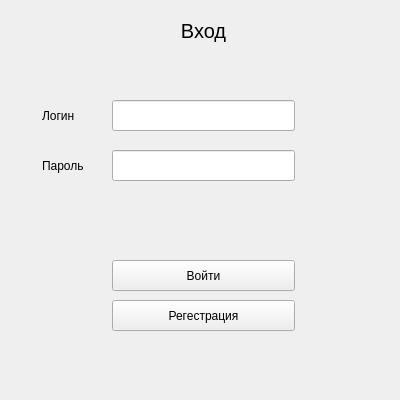
First picture: the form in qt_ui/login.ui, repository koalmsk/flowerProject, before the edit.
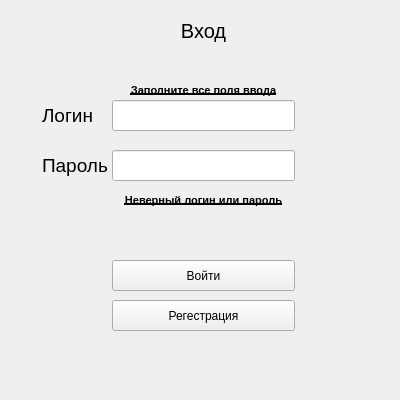
Second picture: the form after the edit.

The edit to the form file:
```diff
--- a/qt_ui/login.ui
+++ b/qt_ui/login.ui
@@ -53,6 +53,11 @@
      <height>31</height>
     </rect>
    </property>
+   <property name="font">
+    <font>
+     <pointsize>14</pointsize>
+    </font>
+   </property>
    <property name="text">
     <string>Пароль</string>
    </property>
@@ -108,6 +113,11 @@
      <height>31</height>
     </rect>
    </property>
+   <property name="font">
+    <font>
+     <pointsize>14</pointsize>
+    </font>
+   </property>
    <property name="text">
     <string>Логин</string>
    </property>
@@ -133,6 +143,54 @@
     <set>Qt::AlignCenter</set>
    </property>
   </widget>
+  <widget class="QLabel" name="wrong_login_or_passsword">
+   <property name="geometry">
+    <rect>
+     <x>28</x>
+     <y>190</y>
+     <width>351</width>
+     <height>20</height>
+    </rect>
+   </property>
+   <property name="font">
+    <font>
+     <pointsize>8</pointsize>
+     <weight>75</weight>
+     <bold>true</bold>
+     <underline>true</underline>
+    </font>
+   </property>
+   <property name="text">
+    <string>Неверный логин или пароль</string>
+   </property>
+   <property name="alignment">
+    <set>Qt::AlignCenter</set>
+   </property>
+  </widget>
+  <widget class="QLabel" name="wrong_inputs">
+   <property name="geometry">
+    <rect>
+     <x>28</x>
+     <y>80</y>
+     <width>351</width>
+     <height>20</height>
+    </rect>
+   </property>
+   <property name="font">
+    <font>
+     <pointsize>8</pointsize>
+     <weight>75</weight>
+     <bold>true</bold>
+     <underline>true</underline>
+    </font>
+   </property>
+   <property name="text">
+    <string>Заполните все поля ввода</string>
+   </property>
+   <property name="alignment">
+    <set>Qt::AlignCenter</set>
+   </property>
+  </widget>
  </widget>
  <resources/>
  <connections/>
```
Left out of the diff: 2 changed lines with no effect on the pictures.
